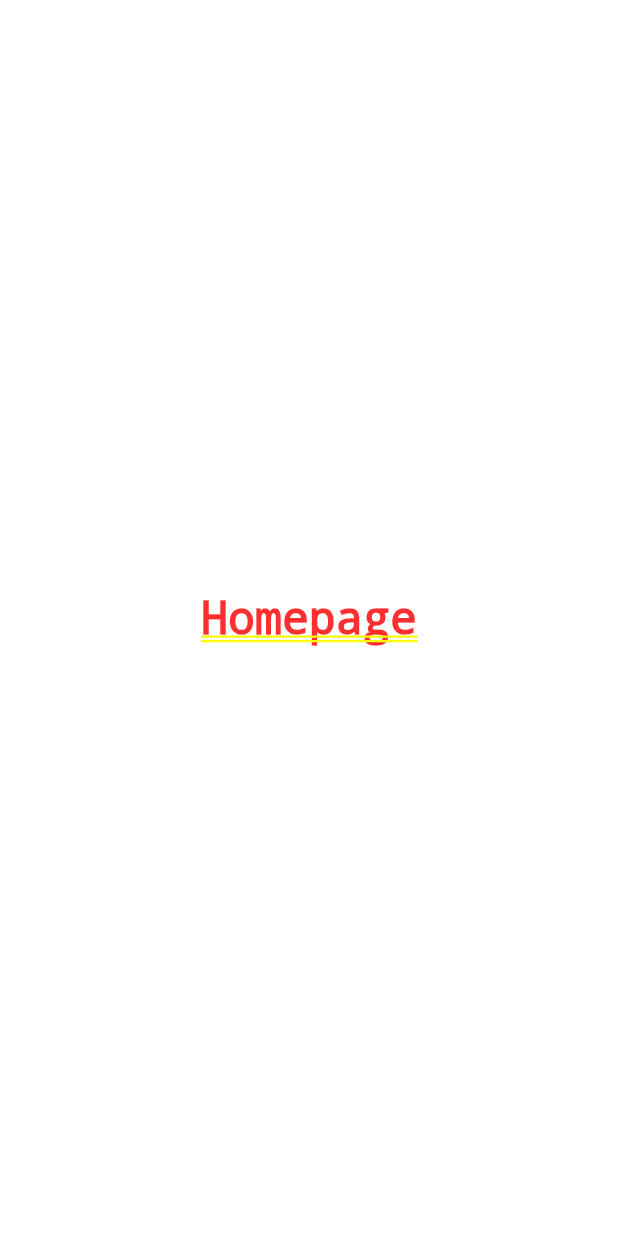
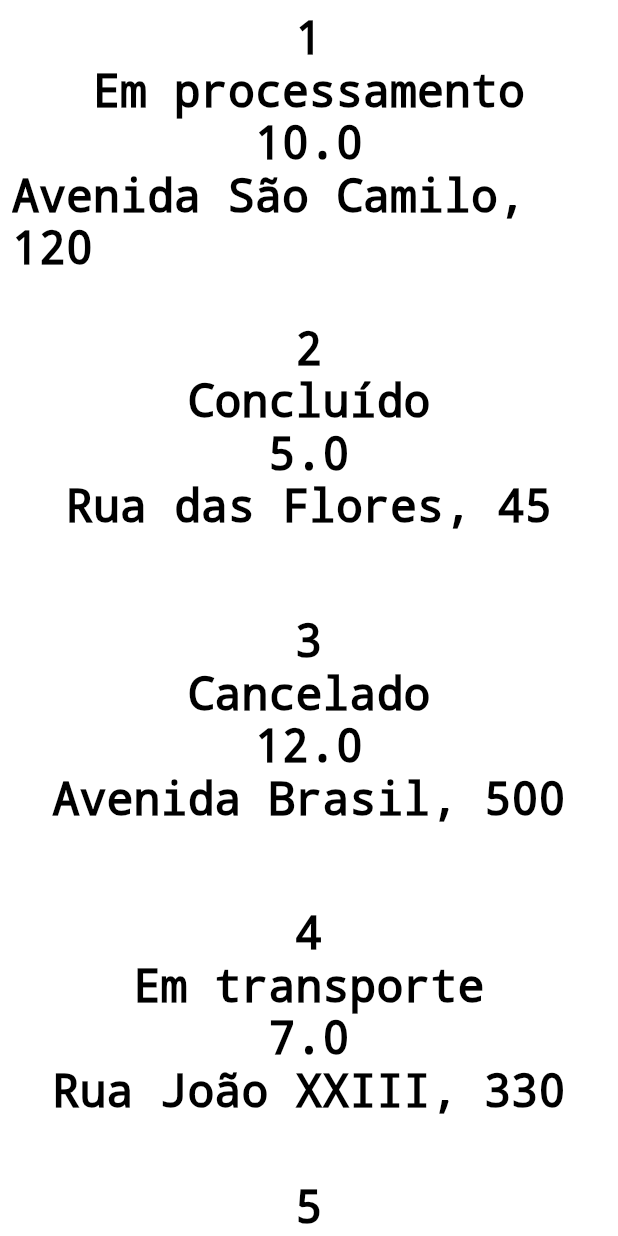
Before and after one commit to devv-thiago/PIM-MOBILE, a Flutter app: the screen it shows after launch, after a tap on "Entrar", on a phone screen of 412 x 824 dp. Run offline on Flutter 3.47's test engine with Material 3 defaults, Android fonts, the phone set to English and light mode, and no system bars; our stand-ins replace google_fonts.

Commit message:
criando estrutura inicial tela de pedidos

```diff
--- a/lib/controller/cliente.dart
+++ b/lib/controller/cliente.dart
@@ -1,11 +1,15 @@
+import 'package:urban_green/data/pedido_mock.dart';
 import 'package:urban_green/model/pedido.dart';
 
 class ClienteController {
   List<PedidoVenda> pedidos = [];
 
-  List<PedidoVenda> consultaHistoricoVenda() {
-    pedidos = [];
-    return pedidos;
+  ClienteController() {
+    consultaHistoricoVenda();
+  }
+
+  void consultaHistoricoVenda() {
+    pedidos = pedidosMock;
   }
 
   bool login() {
--- /dev/null
+++ b/lib/data/pedido_mock.dart
@@ -0,0 +1,37 @@
+import 'package:urban_green/model/cliente.dart';
+import 'package:urban_green/model/endereco.dart';
+import 'package:urban_green/model/pedido.dart';
+import 'package:urban_green/model/produto_acabado.dart';
+
+List<PedidoVenda> pedidosMock = [
+  PedidoVenda(1, 10,
+      cliente: Cliente(
+          enderecoEntrega: Endereco(
+              rua: "Avenida São Camilo", complemento: "", numero: 120)),
+      situacao: "Em processamento",
+      itensPedido: [ProdutoAcabado(10, "Alface", 20, 10)]),
+  PedidoVenda(2, 5,
+      cliente: Cliente(
+          enderecoEntrega: Endereco(
+              rua: "Rua das Flores", complemento: "Apto 201", numero: 45)),
+      situacao: "Concluído",
+      itensPedido: [ProdutoAcabado(20, "Tomate", 30, 15)]),
+  PedidoVenda(3, 12,
+      cliente: Cliente(
+          enderecoEntrega:
+              Endereco(rua: "Avenida Brasil", complemento: "", numero: 500)),
+      situacao: "Cancelado",
+      itensPedido: [ProdutoAcabado(30, "Cenoura", 25, 12)]),
+  PedidoVenda(4, 7,
+      cliente: Cliente(
+          enderecoEntrega: Endereco(
+              rua: "Rua João XXIII", complemento: "Casa", numero: 330)),
+      situacao: "Em transporte",
+      itensPedido: [ProdutoAcabado(40, "Batata", 50, 25)]),
+  PedidoVenda(5, 3,
+      cliente: Cliente(
+          enderecoEntrega: Endereco(
+              rua: "Avenida Paulista", complemento: "Loja 5", numero: 1000)),
+      situacao: "Aguardando pagamento",
+      itensPedido: [ProdutoAcabado(50, "Cebola", 15, 8)]),
+];
--- a/lib/model/abstract/abstract_produto.dart
+++ b/lib/model/abstract/abstract_produto.dart
@@ -1,7 +1,6 @@
 abstract class Produto {
   String nome = '';
   double peso = 0, preco = 0;
-  DateTime dataVencimento = DateTime.now();
   int quantidade = 0;
 
   Produto(
@@ -9,6 +8,5 @@ abstract class Produto {
     this.nome,
     this.peso,
     this.preco,
-    this.dataVencimento,
   );
 }
--- a/lib/model/produto_acabado.dart
+++ b/lib/model/produto_acabado.dart
@@ -9,10 +9,5 @@ class ProdutoAcabado extends Produto {
     super.nome,
     super.peso,
     super.preco,
-    super.dataVencimento,
-    this.receita,
-    this.lote,
-    this.dataPlantio,
-    this.dataColheita,
   );
 }
--- /dev/null
+++ b/lib/shared/style/components/pedido_widget.dart
@@ -0,0 +1,66 @@
+import 'package:flutter/material.dart';
+import 'package:flutter/rendering.dart';
+import 'package:urban_green/model/pedido.dart';
+
+class PedidoWidget extends StatelessWidget {
+  final PedidoVenda pedidoVenda;
+  final double height, width;
+
+  const PedidoWidget(
+    this.height,
+    this.width,
+    this.pedidoVenda, {
+    super.key,
+  });
+
+  @override
+  Widget build(BuildContext context) {
+    return Container(
+      margin: const EdgeInsets.only(bottom: 30),
+      decoration: BoxDecoration(
+        borderRadius: BorderRadius.circular(20),
+        color: Colors.white,
+      ),
+      height: height,
+      width: width,
+      child: Column(
+        mainAxisAlignment: MainAxisAlignment.center,
+        crossAxisAlignment: CrossAxisAlignment.center,
+        children: [
+          Text(
+            "${pedidoVenda.numeroPedido}",
+            style: const TextStyle(
+              color: Colors.black,
+              fontSize: 30,
+              decoration: TextDecoration.none,
+            ),
+          ),
+          Text(
+            pedidoVenda.situacao,
+            style: const TextStyle(
+              color: Colors.black,
+              fontSize: 30,
+              decoration: TextDecoration.none,
+            ),
+          ),
+          Text(
+            "${pedidoVenda.preco}",
+            style: const TextStyle(
+              color: Colors.black,
+              fontSize: 30,
+              decoration: TextDecoration.none,
+            ),
+          ),
+          Text(
+            "${pedidoVenda.cliente.enderecoEntrega.rua}, ${pedidoVenda.cliente.enderecoEntrega.numero}",
+            style: const TextStyle(
+              color: Colors.black,
+              fontSize: 30,
+              decoration: TextDecoration.none,
+            ),
+          ),
+        ],
+      ),
+    );
+  }
+}
--- a/lib/view/homepage.dart
+++ b/lib/view/homepage.dart
@@ -1,4 +1,6 @@
 import 'package:flutter/material.dart';
+import 'package:urban_green/controller/cliente.dart';
+import 'package:urban_green/shared/style/components/pedido_widget.dart';
 
 class Homepage extends StatelessWidget {
   const Homepage({super.key});
@@ -6,13 +8,20 @@ class Homepage extends StatelessWidget {
   @override
   Widget build(BuildContext context) {
     MediaQueryData deviceInfo = MediaQuery.of(context);
-    return SizedBox(
-      height: deviceInfo.size.height,
-      width: deviceInfo.size.width,
-      child: const Center(
-        child: Text(
-          "Homepage",
-          style: TextStyle(fontSize: 30),
+    ClienteController clienteController = ClienteController();
+
+    return Padding(
+      padding: const EdgeInsets.all(8.0),
+      child: SizedBox(
+        height: deviceInfo.size.height * 0.8,
+        width: deviceInfo.size.width,
+        child: ListView.builder(
+          itemCount: clienteController.pedidos.length,
+          itemBuilder: (context, index) => PedidoWidget(
+            deviceInfo.size.height * 0.2,
+            deviceInfo.size.width * 0.7,
+            clienteController.pedidos[index],
+          ),
         ),
       ),
     );
```
